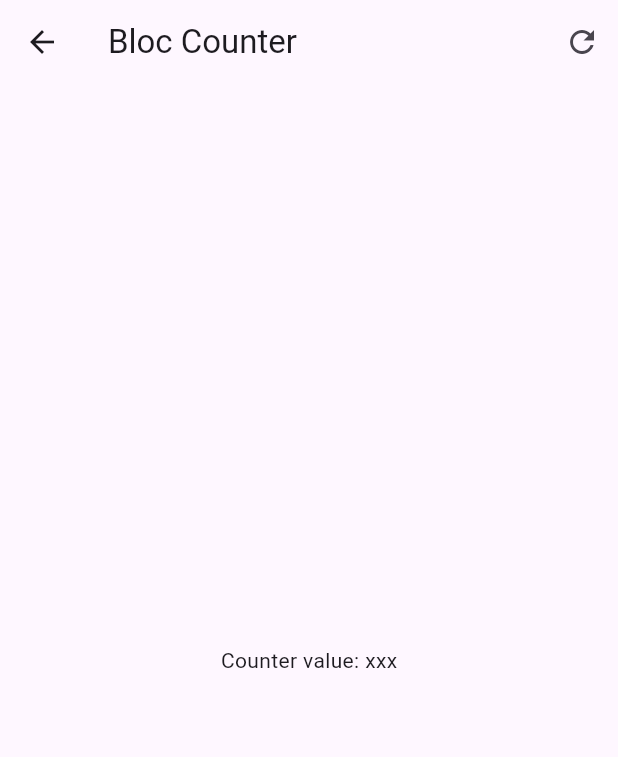
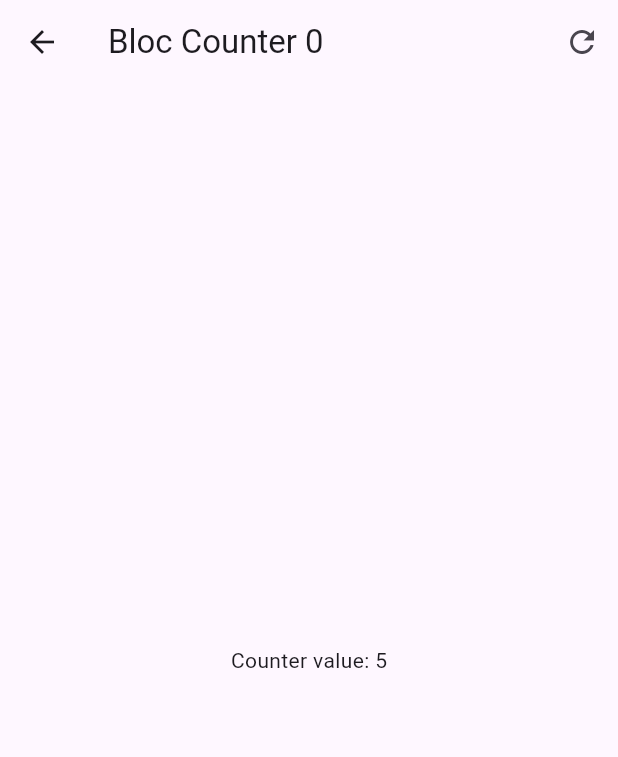
Before and after one commit to mireyachaparro/Flutter-Forms, a Flutter app: the screen it shows after launch, after a tap on "BLoC", on a phone screen of 412 x 824 dp. Shown: the top 757 px of the screen. Run offline on Flutter 3.47's test engine with Material 3 defaults, Android fonts, the phone set to English and light mode, and no system bars; our stand-ins replace equatable, flutter_bloc, go_router.

Commit message:
add counter bloc

```diff
--- a/lib/main.dart
+++ b/lib/main.dart
@@ -14,7 +14,7 @@ class MainApp extends StatelessWidget {
     return MaterialApp.router(
       routerConfig: appRouter,
       debugShowCheckedModeBanner: false,
-      theme: AppTheme().getTheme(),
+      theme: AppTheme().getTheme().copyWith(),
     );
   }
 }
--- a/lib/presentation/blocs/counter_bloc/counter_event.dart
+++ b/lib/presentation/blocs/counter_bloc/counter_event.dart
@@ -1,4 +1,13 @@
 part of 'counter_bloc.dart';
 
-@immutable
-sealed class CounterEvent {}
+sealed class CounterEvent{
+  const CounterEvent();
+}
+
+class CounterIncreased extends CounterEvent{
+  final int value;
+
+  const CounterIncreased(this.value);
+}
+
+class CounterReset extends CounterEvent{}
--- a/lib/presentation/blocs/counter_bloc/counter_state.dart
+++ b/lib/presentation/blocs/counter_bloc/counter_state.dart
@@ -1,6 +1,22 @@
 part of 'counter_bloc.dart';
 
-@immutable
-sealed class CounterState {}
+class CounterState extends Equatable {
 
-final class CounterInitial extends CounterState {}
+  final int counter;
+  final int transactionCount;
+
+  const CounterState({this.counter = 10, this.transactionCount = 0});
+
+  CounterState copyWith({
+    int? counter,
+    int? transactionCount
+  }) => CounterState(
+    counter: counter ?? this.counter,
+    transactionCount: transactionCount ?? this.transactionCount
+  );
+
+  @override
+  List<Object> get props => [counter, transactionCount];
+}
+
+// final class CounterInitial extends CounterState {}
--- a/lib/presentation/screens/bloc_counter_screen.dart
+++ b/lib/presentation/screens/bloc_counter_screen.dart
@@ -1,19 +1,40 @@
 import 'package:flutter/material.dart';
+import 'package:flutter_bloc/flutter_bloc.dart';
+import 'package:forms_app/presentation/blocs/counter_bloc/counter_bloc.dart';
 
 class BlocCounterScreen extends StatelessWidget {
   const BlocCounterScreen({super.key});
 
   @override
   Widget build(BuildContext context) {
+    return BlocProvider(
+      create: (_) => CounterBloc(),
+      child: BlocCounterView()
+    );
+  }
+}
+
+class BlocCounterView extends StatelessWidget {
+  const BlocCounterView({
+    super.key,
+  });
+
+  void increaseCounterBy(BuildContext context, [int value = 1]){
+    // context.read<CounterBloc>().add(CounterIncreased(value));
+    context.read<CounterBloc>().increaseBy(value);
+  }
+
+  @override
+  Widget build(BuildContext context) {
     return Scaffold(
       appBar: AppBar(
-        title: const Text('Bloc Counter'),
+        title: context.select((CounterBloc bloc) => Text('Bloc Counter ${bloc.state.transactionCount}')),
         actions: [
-          IconButton(onPressed: () => {}, icon: const Icon(Icons.refresh_outlined))
+          IconButton(onPressed: () => context.read<CounterBloc>().resetCounter(), icon: const Icon(Icons.refresh_outlined))
         ],
       ),
       body: Center(
-        child: const Text('Counter value: xxx'),
+        child: context.select((CounterBloc counterBloc) => Text('Counter value: ${counterBloc.state.counter}'))
       ),
       floatingActionButton: Column(
         mainAxisAlignment: MainAxisAlignment.end,
@@ -21,19 +42,19 @@ class BlocCounterScreen extends StatelessWidget {
           FloatingActionButton(
             heroTag: '1',
             child: const Text('+3'),
-            onPressed: () => {}
+            onPressed: () => increaseCounterBy(context,3)
           ),
           const SizedBox(height: 15,),
           FloatingActionButton(
             heroTag: '2',
             child: const Text('+2'),
-            onPressed: () => {}
+            onPressed: () => increaseCounterBy(context,2)
           ),
           const SizedBox(height: 15,),
           FloatingActionButton(
             heroTag: '3',
             child: const Text('+1'),
-            onPressed: () => {}
+            onPressed: () => increaseCounterBy(context,1)
           ),
         ],
       ),
--- a/lib/presentation/screens/home_screen.dart
+++ b/lib/presentation/screens/home_screen.dart
@@ -20,6 +20,10 @@ class HomeScreen extends StatelessWidget {
             subtitle: const Text('Gestor de estado compuesto'),
             trailing: const Icon(Icons.arrow_forward_ios_rounded),
             onTap: () => context.push('/counter-bloc'),
+          ),
+          const Padding(
+            padding: EdgeInsets.symmetric(horizontal: 10),
+            child: Divider()
           )
         ],
       ),
```
Also changed, not shown: lib/presentation/blocs/counter_bloc/counter_bloc.dart (+33 -6 lines).
